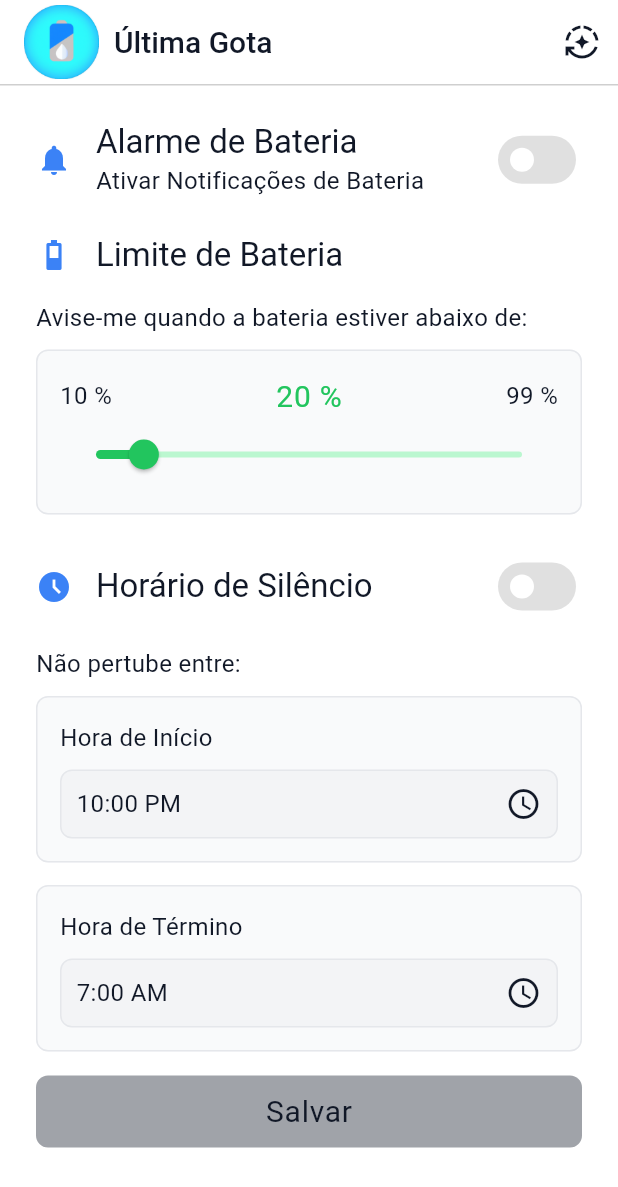
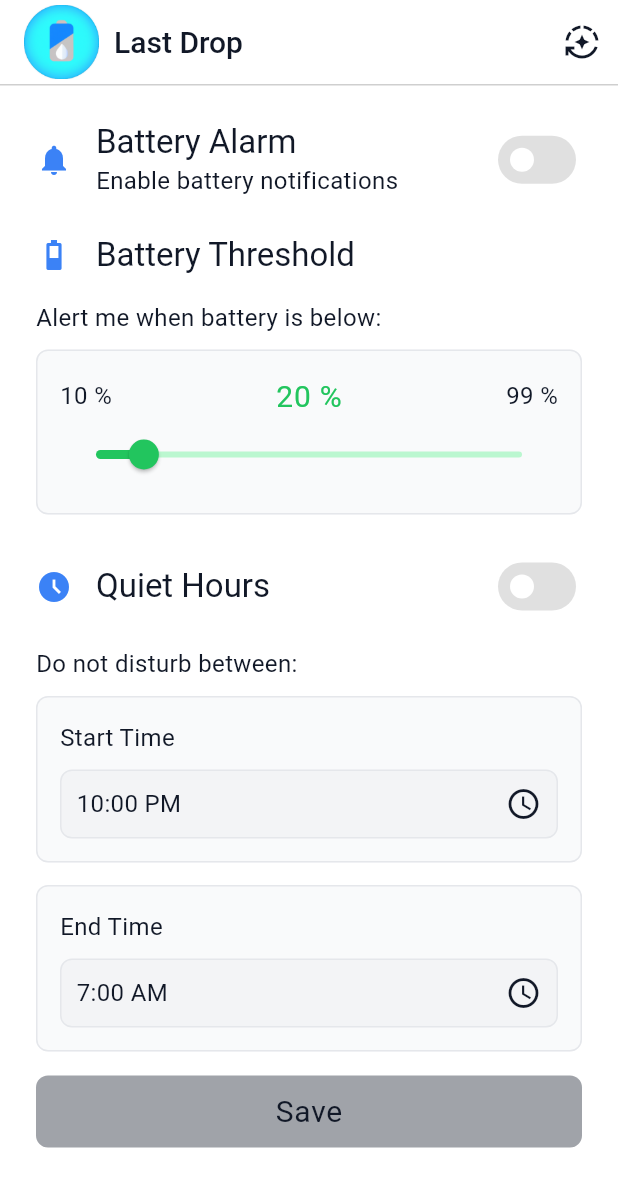
Before and after one commit to Apolos7/ultima_gota, a Flutter app: the screen it shows after launch, on a phone screen of 412 x 824 dp. Shown: the top 1187 px of the screen. Run offline on Flutter 3.47's test engine with Material 3 defaults, Android fonts, the phone set to English and light mode, and no system bars; our stand-ins replace gap, permission_handler, shared_preferences.

````diff
--- /dev/null
+++ b/l10n.yaml
@@ -0,0 +1,5 @@
+arb-dir: lib/l10n
+template-arb-file: intl_pt_BR.arb
+output-localization-file: app_localizations.dart
+extension-import-path: package:ultima_gota/extensions/translations_extension.dart
+extension-name: 'translations'
--- a/lib/app/app.dart
+++ b/lib/app/app.dart
@@ -3,6 +3,8 @@ import 'package:provider/provider.dart';
 import 'package:ultima_gota/app/components/battery_alert_theme.dart';
 import 'package:ultima_gota/app/provider/settings_provider.dart';
 import 'package:ultima_gota/app/view/main_view.dart';
+import 'package:flutter_localizations/flutter_localizations.dart';
+import 'package:ultima_gota/l10n/app_localizations.dart';
 
 class App extends StatelessWidget {
   const App({super.key});
@@ -17,6 +19,17 @@ class App extends StatelessWidget {
             darkTheme: darkBatteryAlertTheme(),
             themeMode: settingsProvider.themeMode,
             home: const MainView(),
+            localizationsDelegates: [
+              AppLocalizations.delegate,
+              GlobalMaterialLocalizations.delegate,
+              GlobalWidgetsLocalizations.delegate,
+              GlobalCupertinoLocalizations.delegate,
+            ],
+            supportedLocales: [
+              const Locale('pt', 'BR'), // Portuguese Brazilian
+              const Locale('pt'), // Portuguese
+              const Locale('en'), // English
+            ],
           ),
     );
   }
--- a/lib/app/view/main_view.dart
+++ b/lib/app/view/main_view.dart
@@ -4,6 +4,8 @@ import 'package:permission_handler/permission_handler.dart';
 import 'package:provider/provider.dart';
 import 'package:ultima_gota/app/components/custom_time_picker.dart';
 import 'package:ultima_gota/app/provider/settings_provider.dart';
+import 'package:ultima_gota/extensions/theme_extension.dart';
+import 'package:ultima_gota/extensions/translations_extension.dart';
 
 class MainView extends StatefulWidget {
   const MainView({super.key});
@@ -24,8 +26,6 @@ class _MainViewState extends State<MainView> {
 
   @override
   Widget build(BuildContext context) {
-    var themeData = Theme.of(context);
-
     return Scaffold(
       appBar: AppBar(
         title: Row(
@@ -36,7 +36,7 @@ class _MainViewState extends State<MainView> {
               width: 50,
             ),
             const Gap(10),
-            const Text('Última Gota'),
+            Text(context.translations.appTitle),
           ],
         ),
         bottom: PreferredSize(
@@ -51,7 +51,7 @@ class _MainViewState extends State<MainView> {
             builder:
                 (context, value, child) => IconButton(
                   onPressed: _changeTheme,
-                  tooltip: 'Alterar Tema',
+                  tooltip: context.translations.changeTheme,
                   icon: Icon(_themeModeIconsMap[value.themeMode]),
                 ),
           ),
@@ -70,12 +70,12 @@ class _MainViewState extends State<MainView> {
                   crossAxisAlignment: CrossAxisAlignment.start,
                   children: [
                     Text(
-                      'Alarme de Bateria',
-                      style: themeData.textTheme.titleLarge,
+                      context.translations.batteryAlarm,
+                      style: context.theme.textTheme.titleLarge,
                     ),
                     Text(
-                      'Ativar Notificações de Bateria',
-                      style: themeData.textTheme.bodyMedium,
+                      context.translations.enableBatteryNotifications,
+                      style: context.theme.textTheme.bodyMedium,
                     ),
                   ],
                 ),
@@ -95,15 +95,15 @@ class _MainViewState extends State<MainView> {
                 const Icon(Icons.battery_3_bar),
                 const Gap(16),
                 Text(
-                  'Limite de Bateria',
-                  style: themeData.textTheme.titleLarge,
+                  context.translations.batteryThreshold,
+                  style: context.theme.textTheme.titleLarge,
                 ),
               ],
             ),
             const Gap(16),
             Text(
-              'Avise-me quando a bateria estiver abaixo de:',
-              style: themeData.textTheme.bodyMedium,
+              context.translations.alertMeWhenBatteryIsBelow,
+              style: context.theme.textTheme.bodyMedium,
             ),
             const Gap(10),
             Card(
@@ -116,20 +116,20 @@ class _MainViewState extends State<MainView> {
                       children: [
                         Text(
                           '${_minValue.toInt()} %',
-                          style: themeData.textTheme.bodyMedium,
+                          style: context.theme.textTheme.bodyMedium,
                         ),
                         Consumer<SettingsProvider>(
                           builder:
                               (context, value, child) => Text(
                                 '${value.threshold.toInt()} %',
-                                style: themeData.textTheme.bodyLarge?.copyWith(
-                                  color: themeData.colorScheme.primary,
+                                style: context.theme.textTheme.bodyLarge?.copyWith(
+                                  color: context.theme.colorScheme.primary,
                                 ),
                               ),
                         ),
                         Text(
                           '${_maxValue.toInt()} %',
-                          style: themeData.textTheme.bodyMedium,
+                          style: context.theme.textTheme.bodyMedium,
                         ),
                       ],
                     ),
@@ -152,8 +152,8 @@ class _MainViewState extends State<MainView> {
                 const Icon(Icons.access_time_filled),
                 const Gap(16),
                 Text(
-                  'Horário de Silêncio',
-                  style: themeData.textTheme.titleLarge,
+                  context.translations.quietHours,
+                  style: context.theme.textTheme.titleLarge,
                 ),
                 const Spacer(),
                 Consumer<SettingsProvider>(
@@ -166,7 +166,7 @@ class _MainViewState extends State<MainView> {
               ],
             ),
             const Gap(16),
-            Text('Não pertube entre:', style: themeData.textTheme.bodyMedium),
+            Text(context.translations.doNotDisturbBetween, style: context.theme.textTheme.bodyMedium),
             const Gap(10),
             Card(
               child: Padding(
@@ -175,8 +175,8 @@ class _MainViewState extends State<MainView> {
                   crossAxisAlignment: CrossAxisAlignment.start,
                   children: [
                     Text(
-                      'Hora de Início',
-                      style: themeData.textTheme.bodyMedium,
+                      context.translations.startTime,
+                      style: context.theme.textTheme.bodyMedium,
                     ),
                     const Gap(10),
                     Consumer<SettingsProvider>(
@@ -198,8 +198,8 @@ class _MainViewState extends State<MainView> {
                   crossAxisAlignment: CrossAxisAlignment.start,
                   children: [
                     Text(
-                      'Hora de Término',
-                      style: themeData.textTheme.bodyMedium,
+                      context.translations.endTime,
+                      style: context.theme.textTheme.bodyMedium,
                     ),
                     const Gap(10),
                     Consumer<SettingsProvider>(
@@ -218,7 +218,7 @@ class _MainViewState extends State<MainView> {
               builder:
                   (context, value, child) => ElevatedButton(
                     onPressed: value.isDirty ? _save : null,
-                    child: Text('Salvar', style: themeData.textTheme.bodyLarge),
+                    child: Text(context.translations.saveButton, style: context.theme.textTheme.bodyLarge),
                   ),
             ),
           ],
@@ -255,15 +255,15 @@ class _MainViewState extends State<MainView> {
                       mainAxisSize: MainAxisSize.min,
                       children: [
                         Text(
-                          'É necessário permitir o acesso ao envio de notificações para que possamos te ajudar.',
-                          style: Theme.of(context).textTheme.bodyLarge,
+                          context.translations.notificationPermissionRequired,
+                          style: context.theme.textTheme.bodyLarge,
                         ),
                         const Gap(20),
                         ElevatedButton(
                           onPressed: () => Navigator.pop(context),
                           child: Text(
-                            'OK',
-                            style: Theme.of(context).textTheme.bodyLarge,
+                            context.translations.understood,
+                            style: context.theme.textTheme.bodyLarge,
                           ),
                         ),
                       ],
--- /dev/null
+++ b/lib/l10n/app_localizations.dart
@@ -0,0 +1,225 @@
+import 'dart:async';
+
+import 'package:flutter/foundation.dart';
+import 'package:flutter/widgets.dart';
+import 'package:flutter_localizations/flutter_localizations.dart';
+import 'package:intl/intl.dart' as intl;
+
+import 'app_localizations_en.dart';
+import 'app_localizations_pt.dart';
+
+// ignore_for_file: type=lint
+
+/// Callers can lookup localized strings with an instance of AppLocalizations
+/// returned by `AppLocalizations.of(context)`.
+///
+/// Applications need to include `AppLocalizations.delegate()` in their app's
+/// `localizationDelegates` list, and the locales they support in the app's
+/// `supportedLocales` list. For example:
+///
+/// ```dart
+/// import 'l10n/app_localizations.dart';
+///
+/// return MaterialApp(
+///   localizationsDelegates: AppLocalizations.localizationsDelegates,
+///   supportedLocales: AppLocalizations.supportedLocales,
+///   home: MyApplicationHome(),
+/// );
+/// ```
+///
+/// ## Update pubspec.yaml
+///
+/// Please make sure to update your pubspec.yaml to include the following
+/// packages:
+///
+/// ```yaml
+/// dependencies:
+///   # Internationalization support.
+///   flutter_localizations:
+///     sdk: flutter
+///   intl: any # Use the pinned version from flutter_localizations
+///
+///   # Rest of dependencies
+/// ```
+///
+/// ## iOS Applications
+///
+/// iOS applications define key application metadata, including supported
+/// locales, in an Info.plist file that is built into the application bundle.
+/// To configure the locales supported by your app, you’ll need to edit this
+/// file.
+///
+/// First, open your project’s ios/Runner.xcworkspace Xcode workspace file.
+/// Then, in the Project Navigator, open the Info.plist file under the Runner
+/// project’s Runner folder.
+///
+/// Next, select the Information Property List item, select Add Item from the
+/// Editor menu, then select Localizations from the pop-up menu.
+///
+/// Select and expand the newly-created Localizations item then, for each
+/// locale your application supports, add a new item and select the locale
+/// you wish to add from the pop-up menu in the Value field. This list should
+/// be consistent with the languages listed in the AppLocalizations.supportedLocales
+/// property.
+abstract class AppLocalizations {
+  AppLocalizations(String locale)
+    : localeName = intl.Intl.canonicalizedLocale(locale.toString());
+
+  final String localeName;
+
+  static AppLocalizations? of(BuildContext context) {
+    return Localizations.of<AppLocalizations>(context, AppLocalizations);
+  }
+
+  static const LocalizationsDelegate<AppLocalizations> delegate =
+      _AppLocalizationsDelegate();
+
+  /// A list of this localizations delegate along with the default localizations
+  /// delegates.
+  ///
+  /// Returns a list of localizations delegates containing this delegate along with
+  /// GlobalMaterialLocalizations.delegate, GlobalCupertinoLocalizations.delegate,
+  /// and GlobalWidgetsLocalizations.delegate.
+  ///
+  /// Additional delegates can be added by appending to this list in
+  /// MaterialApp. This list does not have to be used at all if a custom list
+  /// of delegates is preferred or required.
+  static const List<LocalizationsDelegate<dynamic>> localizationsDelegates =
+      <LocalizationsDelegate<dynamic>>[
+        delegate,
+        GlobalMaterialLocalizations.delegate,
+        GlobalCupertinoLocalizations.delegate,
+        GlobalWidgetsLocalizations.delegate,
+      ];
+
+  /// A list of this localizations delegate's supported locales.
+  static const List<Locale> supportedLocales = <Locale>[
+    Locale('en'),
+    Locale('pt'),
+    Locale('pt', 'BR'),
+  ];
+
+  /// Título principal do aplicativo
+  ///
+  /// In pt_BR, this message translates to:
+  /// **'Última Gota'**
+  String get appTitle;
+
+  /// Texto que indica a configuração do nível mínimo de bateria para notificação
+  ///
+  /// In pt_BR, this message translates to:
+  /// **'Avise-me quando a bateria estiver abaixo de:'**
+  String get alertMeWhenBatteryIsBelow;
+
+  /// Título da seção ou funcionalidade relacionada ao alarme de bateria
+  ///
+  /// In pt_BR, this message translates to:
+  /// **'Alarme de Bateria'**
+  String get batteryAlarm;
+
+  /// Rótulo da configuração que define o percentual mínimo de bateria
+  ///
+  /// In pt_BR, this message translates to:
+  /// **'Limite de Bateria'**
+  String get batteryThreshold;
+
+  /// Texto de ação para alterar o tema do aplicativo
+  ///
+  /// In pt_BR, this message translates to:
+  /// **'Alterar Tema'**
+  String get changeTheme;
+
+  /// Rótulo para definir o intervalo de tempo em que notificações não devem ocorrer
+  ///
+  /// In pt_BR, this message translates to:
+  /// **'Não pertube entre:'**
+  String get doNotDisturbBetween;
+
+  /// Texto de opção para ativar ou desativar alertas relacionados à bateria
+  ///
+  /// In pt_BR, this message translates to:
+  /// **'Ativar Notificações de Bateria'**
+  String get enableBatteryNotifications;
+
+  /// Campo para selecionar a hora final do intervalo de silêncio
+  ///
+  /// In pt_BR, this message translates to:
+  /// **'Hora de Término'**
+  String get endTime;
+
+  /// Título da seção onde o usuário configura o modo silencioso por horário
+  ///
+  /// In pt_BR, this message translates to:
+  /// **'Horário de Silêncio'**
+  String get quietHours;
+
+  /// Texto do botão para salvar configurações
+  ///
+  /// In pt_BR, this message translates to:
+  /// **'Salvar'**
+  String get saveButton;
+
+  /// Campo para selecionar a hora inicial do intervalo de silêncio
+  ///
+  /// In pt_BR, this message translates to:
+  /// **'Hora de Início'**
+  String get startTime;
+
+  /// Mensagem informando que o app precisa de permissão para enviar notificações
+  ///
+  /// In pt_BR, this message translates to:
+  /// **'É necessário permitir o acesso ao envio de notificações para que possamos te ajudar.'**
+  String get notificationPermissionRequired;
+
+  /// Texto do botão para confirmar e fechar um aviso ou diálogo
+  ///
+  /// In pt_BR, this message translates to:
+  /// **'Entendido'**
+  String get understood;
+}
+
+class _AppLocalizationsDelegate
+    extends LocalizationsDelegate<AppLocalizations> {
+  const _AppLocalizationsDelegate();
+
+  @override
+  Future<AppLocalizations> load(Locale locale) {
+    return SynchronousFuture<AppLocalizations>(lookupAppLocalizations(locale));
+  }
+
+  @override
+  bool isSupported(Locale locale) =>
+      <String>['en', 'pt'].contains(locale.languageCode);
+
+  @override
+  bool shouldReload(_AppLocalizationsDelegate old) => false;
+}
+
+AppLocalizations lookupAppLocalizations(Locale locale) {
+  // Lookup logic when language+country codes are specified.
+  switch (locale.languageCode) {
+    case 'pt':
+      {
+        switch (locale.countryCode) {
+          case 'BR':
+            return AppLocalizationsPtBr();
+        }
+        break;
+      }
+  }
+
+  // Lookup logic when only language code is specified.
+  switch (locale.languageCode) {
+    case 'en':
+      return AppLocalizationsEn();
+    case 'pt':
+      return AppLocalizationsPt();
+  }
+
+  throw FlutterError(
+    'AppLocalizations.delegate failed to load unsupported locale "$locale". This is likely '
+    'an issue with the localizations generation tool. Please file an issue '
+    'on GitHub with a reproducible sample app and the gen-l10n configuration '
+    'that was used.',
+  );
+}
--- /dev/null
+++ b/lib/l10n/app_localizations_en.dart
@@ -0,0 +1,50 @@
+// ignore: unused_import
+import 'package:intl/intl.dart' as intl;
+import 'app_localizations.dart';
+
+// ignore_for_file: type=lint
+
+/// The translations for English (`en`).
+class AppLocalizationsEn extends AppLocalizations {
+  AppLocalizationsEn([String locale = 'en']) : super(locale);
+
+  @override
+  String get appTitle => 'Last Drop';
+
+  @override
+  String get alertMeWhenBatteryIsBelow => 'Alert me when battery is below:';
+
+  @override
+  String get batteryAlarm => 'Battery Alarm';
+
+  @override
+  String get batteryThreshold => 'Battery Threshold';
+
+  @override
+  String get changeTheme => 'Change Theme';
+
+  @override
+  String get doNotDisturbBetween => 'Do not disturb between:';
+
+  @override
+  String get enableBatteryNotifications => 'Enable battery notifications';
+
+  @override
+  String get endTime => 'End Time';
+
+  @override
+  String get quietHours => 'Quiet Hours';
+
+  @override
+  String get saveButton => 'Save';
+
+  @override
+  String get startTime => 'Start Time';
+
+  @override
+  String get notificationPermissionRequired =>
+      'It is necessary to allow notification access so we can assist you.';
+
+  @override
+  String get understood => 'Understood';
+}
--- /dev/null
+++ b/lib/l10n/intl_en.arb
@@ -0,0 +1,16 @@
+{
+  "@@locale": "en",
+  "appTitle": "Last Drop",
+  "alertMeWhenBatteryIsBelow": "Alert me when battery is below:",
+  "batteryAlarm": "Battery Alarm",
+  "batteryThreshold": "Battery Threshold",
+  "changeTheme": "Change Theme",
+  "doNotDisturbBetween": "Do not disturb between:",
+  "enableBatteryNotifications": "Enable battery notifications",
+  "endTime": "End Time",
+  "quietHours": "Quiet Hours",
+  "saveButton": "Save",
+  "startTime": "Start Time",
+  "notificationPermissionRequired": "It is necessary to allow notification access so we can assist you.",
+  "understood": "Understood"
+}
--- a/pubspec.yaml
+++ b/pubspec.yaml
@@ -34,11 +34,13 @@ dependencies:
   # The following adds the Cupertino Icons font to your application.
   # Use with the CupertinoIcons class for iOS style icons.
   cupertino_icons: ^1.0.8
-  workmanager: ^0.8.0
   shared_preferences: ^2.5.3
   gap: ^3.0.1
   provider: ^6.1.5
   permission_handler: ^12.0.1
+  flutter_localizations:
+    sdk: flutter
+  intl: any
 
 dev_dependencies:
   flutter_test:
@@ -56,6 +58,7 @@ dev_dependencies:
 
 # The following section is specific to Flutter packages.
 flutter:
+  generate: true
 
   # The following line ensures that the Material Icons font is
   # included with your application, so that you can use the icons in
````
Also changed, not shown: lib/extensions/theme_extension.dart (added, +9 -0 lines), lib/extensions/translations_extension.dart (added, +9 -0 lines), lib/l10n/app_localizations_pt.dart (added, +97 -0 lines), lib/l10n/intl_pt.arb (added, +16 -0 lines), lib/l10n/intl_pt_BR.arb (added, +55 -0 lines), pubspec.lock, 1 other file.
